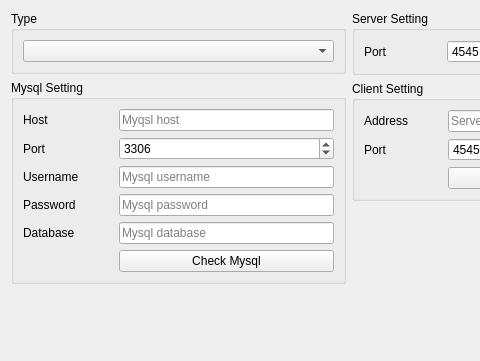
Above: turbin/gui/settingdialog.ui from apinprastya/sultan before the change; both pictures show x 0 to 480 and y 0 to 361 of the 698 by 361 pixel window. Below: the same form after it.
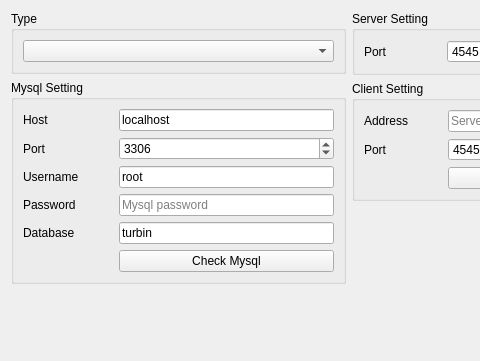
That is the form after the change.

The edit to the form file:
```diff
--- a/turbin/gui/settingdialog.ui
+++ b/turbin/gui/settingdialog.ui
@@ -57,6 +57,12 @@
           </item>
           <item row="0" column="1">
            <widget class="QLineEdit" name="lineEditHost">
+            <property name="inputMask">
+             <string/>
+            </property>
+            <property name="text">
+             <string>localhost</string>
+            </property>
             <property name="placeholderText">
              <string>Myqsl host</string>
             </property>
@@ -91,6 +97,9 @@
           </item>
           <item row="2" column="1">
            <widget class="QLineEdit" name="lineEditUsername">
+            <property name="inputMask">
+             <string>root</string>
+            </property>
             <property name="placeholderText">
              <string>Mysql username</string>
             </property>
@@ -119,6 +128,12 @@
           </item>
           <item row="4" column="1">
            <widget class="QLineEdit" name="lineEditDatabase">
+            <property name="inputMask">
+             <string/>
+            </property>
+            <property name="text">
+             <string>turbin</string>
+            </property>
             <property name="placeholderText">
              <string>Mysql database</string>
             </property>
```
Left out of the diff: 3 changed lines with no effect on the pictures.
